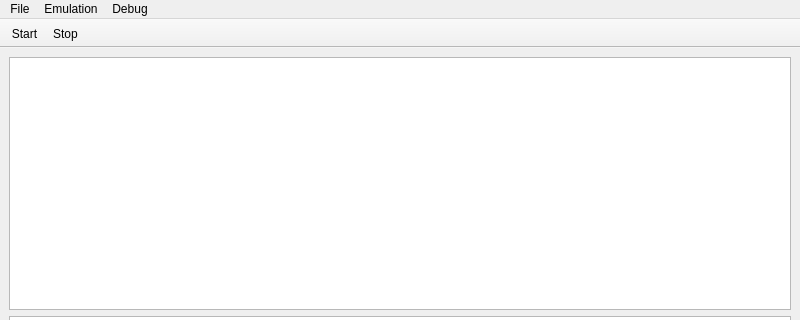
Qt form psx-qt/mainwindow.ui (boeker/psx) before a commit; both pictures show x 0 to 800 and y 0 to 320 of the 800 by 600 pixel window.
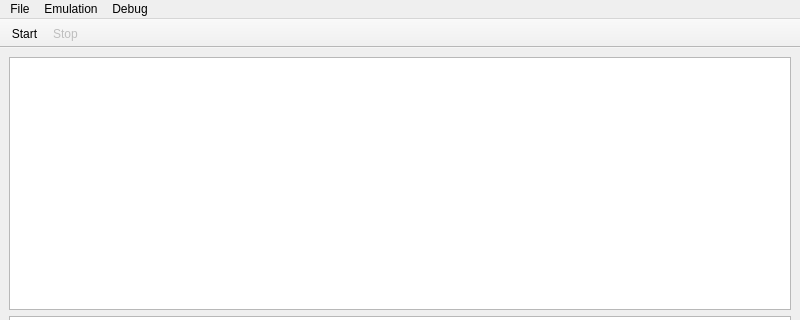
The same form after that commit.

```diff
--- a/psx-qt/mainwindow.ui
+++ b/psx-qt/mainwindow.ui
@@ -117,6 +117,9 @@
    </property>
   </action>
   <action name="actionToolbarStop">
+   <property name="enabled">
+    <bool>false</bool>
+   </property>
    <property name="text">
     <string>Stop</string>
    </property>
```
Left out of the diff: 6 changed lines with no effect on the pictures.
